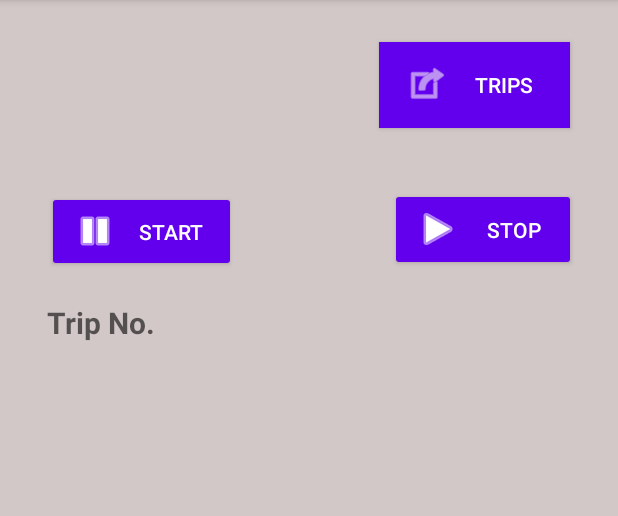
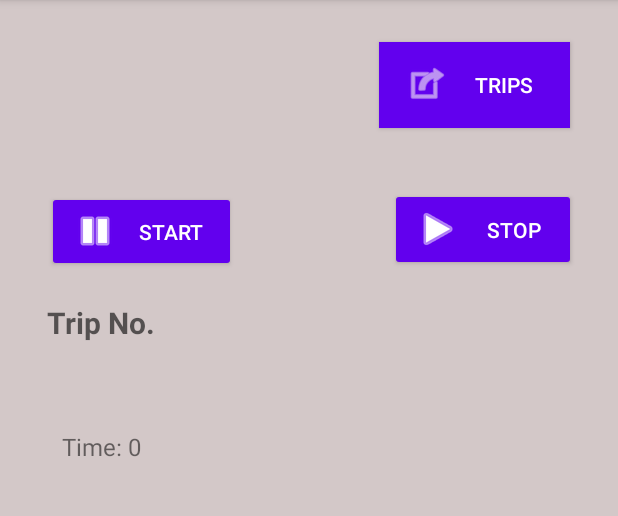
Before and after one commit to Atique22/TripTracker, an Android app: the screen it shows after launch (MainActivity), after a tap on "STOP", on a phone screen of 412 x 824 dp, the part 84-600 px from its top. Run offline under Robolectric (Android 15) with nearby library versions, the phone set to English and light mode, and no system bars.

```diff
--- a/app/src/main/java/com/pakistan/bsce19008/triptracker/MainActivity.java
+++ b/app/src/main/java/com/pakistan/bsce19008/triptracker/MainActivity.java
@@ -127,7 +127,7 @@ public class MainActivity extends AppCompatActivity {
                     violationsText.append(violation).append("\n\n");
                 }
                 // set the text of the TextView to the violations text
-                textViewCurrentDetail.setText(violationsText.toString());
+                textViewCurrentDetail.setText("Time: "+startTime);
                 Log.d("here i click to stop app", "onClick: stop is running ");
             }
         });
--- a/app/src/main/res/layout/activity_main.xml
+++ b/app/src/main/res/layout/activity_main.xml
@@ -64,6 +64,7 @@
         app:layout_constraintTop_toBottomOf="@+id/StartButton" />
 
     <ScrollView
+        android:id="@+id/scrollView4"
         android:layout_width="348dp"
         android:layout_height="397dp"
         android:layout_marginStart="30dp"
@@ -78,13 +79,18 @@
         <LinearLayout
             android:layout_width="match_parent"
             android:layout_height="wrap_content"
-            android:orientation="vertical" >
+            android:orientation="vertical">
 
-            <TextView
-                android:id="@+id/CurrentTripDetail"
-                android:layout_width="match_parent"
-                android:layout_height="391dp"
-                android:textSize="16sp" />
         </LinearLayout>
     </ScrollView>
+
+    <TextView
+        android:id="@+id/CurrentTripDetail"
+        android:layout_width="329dp"
+        android:layout_height="355dp"
+        android:textSize="16sp"
+        app:layout_constraintBottom_toBottomOf="@+id/scrollView4"
+        app:layout_constraintEnd_toEndOf="@+id/scrollView4"
+        app:layout_constraintStart_toStartOf="@+id/scrollView4"
+        app:layout_constraintTop_toTopOf="@+id/scrollView4" />
 </androidx.constraintlayout.widget.ConstraintLayout>
```
